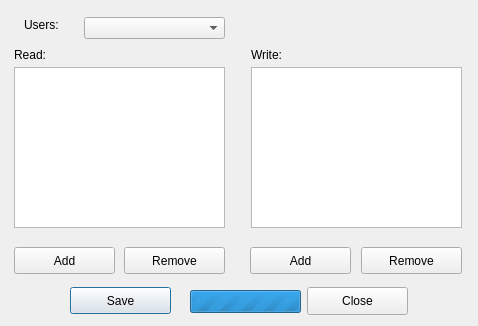
LESPROJEKT/qgis-layman-plugin, file dlg_setPermission.ui: the form before one commit.
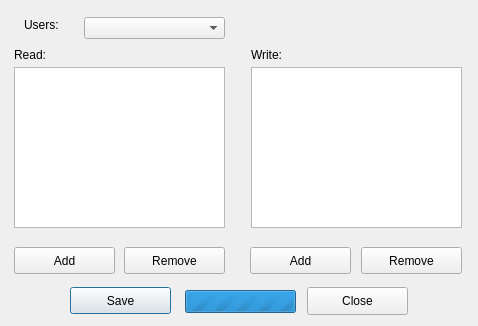
The form after the commit.

Commit message: uprava zmeny v get user endpoint

Diff of the .ui file:
```diff
--- a/dlg_setPermission.ui
+++ b/dlg_setPermission.ui
@@ -187,7 +187,7 @@
    </property>
    <property name="geometry">
     <rect>
-     <x>190</x>
+     <x>185</x>
      <y>290</y>
      <width>111</width>
      <height>23</height>
```
The commit also changes 2 other files.
